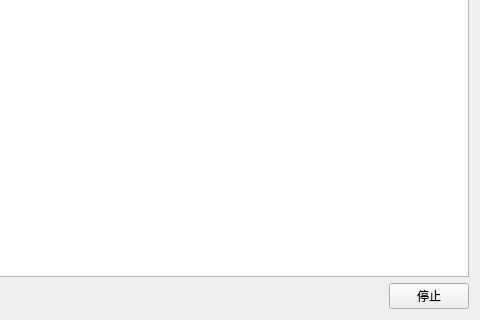
Before: the Qt Designer form FMCL/Functions/WidgetManager/WidgetManager.ui in 1604042736/FMCL, drawn with Qt 5; both pictures show x 520 to 1000 and y 298 to 618 of the 1000 by 618 pixel window.
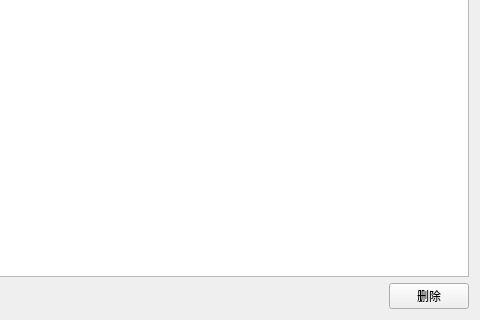
After: the same form once the commit is applied. Custom widgets are drawn as their Qt base class.

Patch:
```diff
--- a/FMCL/Functions/WidgetManager/WidgetManager.ui
+++ b/FMCL/Functions/WidgetManager/WidgetManager.ui
@@ -17,7 +17,7 @@
    <item row="1" column="1">
     <widget class="PushButton" name="pb_stop">
      <property name="text">
-      <string>停止</string>
+      <string>删除</string>
      </property>
     </widget>
    </item>
```
Left out of the diff: 2 changed lines with no effect on the pictures.
